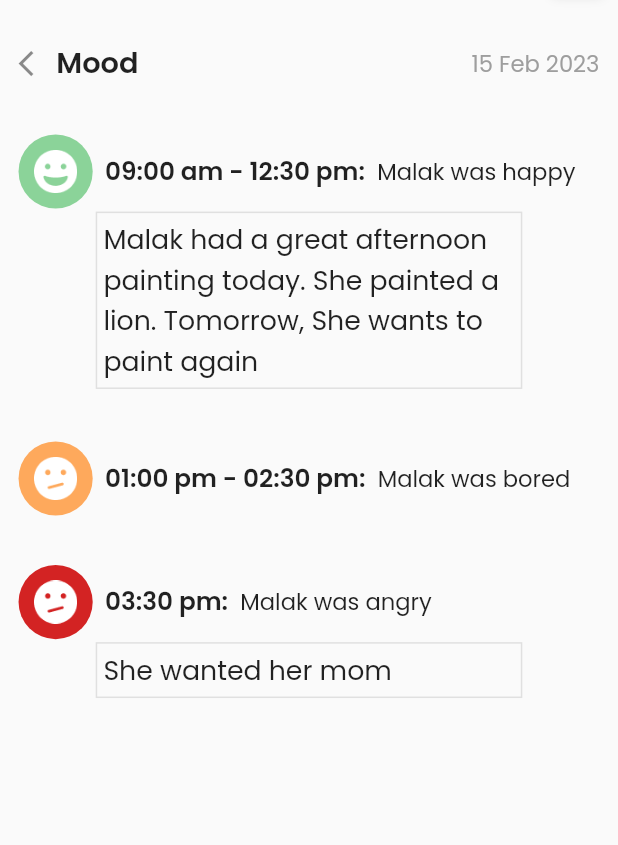
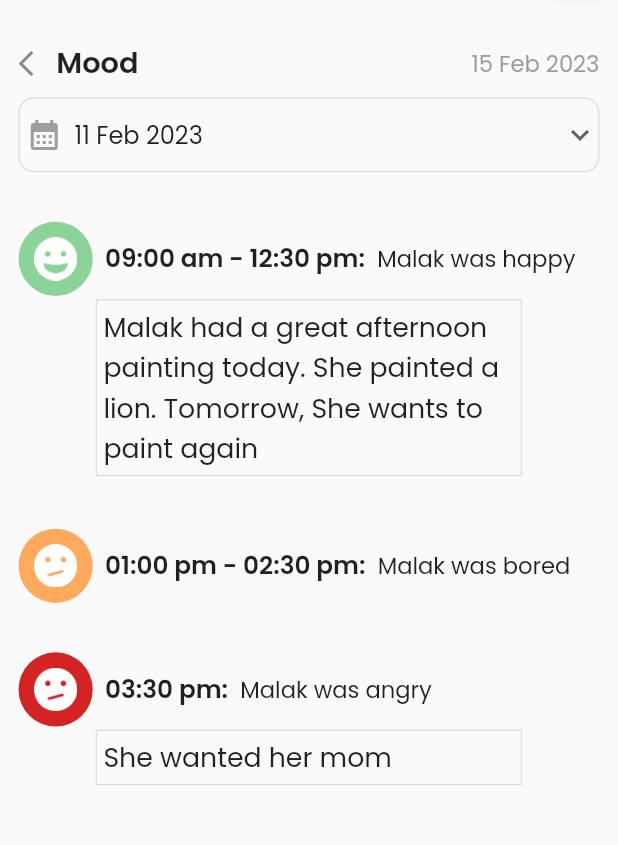
Before and after one commit to MalekYasser26/Nursery, a Flutter app: the MoodView screen opened by its route, on a phone screen of 412 x 824 dp, the part 113-958 px from its top. Run offline on Flutter 3.47's test engine with Material 2 defaults, Android fonts, the light colour scheme and no system bars; our stand-ins replace bloc, dotted_border, flutter_bloc, flutter_svg, google_fonts, google_nav_bar and 2 more.

Commit message:
Bug Fixes

```diff
--- a/lib/constants/constants.dart
+++ b/lib/constants/constants.dart
@@ -1,4 +1,6 @@
+import 'package:flutter/material.dart';
 import 'package:flutter/widgets.dart';
+import 'package:flutter_svg/svg.dart';
 
 import '../core/utils/assets.dart';
 
@@ -81,7 +83,8 @@ List<String> napDate = [
   "13 Feb 2023",
   "14 Feb 2023",
   "15 Feb 2023",
-];List<String> napTXT = [
+];
+List<String> napTXT = [
   " Malak had a nap from 11:00 am to 11:30 am",
   " Malak had a nap from 02:00 pm to 03:30 am",
   " Malak had a nap from 04:00 pm to 04:15 pm",
@@ -92,4 +95,35 @@ List<String> napTime = [
 "2:00 pm:",
 "4:00 pm:",
 ];
+List<String> moodDate = [
+  "11 Feb 2023",
+  "12 Feb 2023",
+  "13 Feb 2023",
+  "14 Feb 2023",
+  "15 Feb 2023",
+];
+class SvgIcon extends StatelessWidget {
+  final String svgString;
+  final double size;
+  final Color color;
+
+  const SvgIcon({
+    required this.svgString,
+    this.size = 24,
+    this.color = Colors.black,
+  });
+
+  @override
+  Widget build(BuildContext context) {
+    return SvgPicture.string(
+      svgString,
+      width: size,
+      height: size,
+      color: color,
+    );
+  }
+}
 const KPrimaryColor = Color(0xff225C8B);
+class MyCustomIcons {
+  static const IconData myIcon = IconData(0xe318, fontFamily: 'MyCustomFont');
+}
--- a/lib/features/onboarding_screen/presentation/views/activities_View/activities_components/mood_view.dart
+++ b/lib/features/onboarding_screen/presentation/views/activities_View/activities_components/mood_view.dart
@@ -7,9 +7,17 @@ import 'package:sizer/sizer.dart';
 import '../../../../../../constants/constants.dart';
 import '../../../../../../core/utils/assets.dart';
 
-class MoodView extends StatelessWidget {
+class MoodView extends StatefulWidget {
   const MoodView({Key? key}) : super(key: key);
   static const String routeName="MoodView";
+
+  @override
+  State<MoodView> createState() => _MoodViewState();
+}
+
+class _MoodViewState extends State<MoodView> {
+  String dropdownValue3 = moodDate.first;
+
   @override
   Widget build(BuildContext context) {
     return  Scaffold(
@@ -69,6 +77,38 @@ class MoodView extends StatelessWidget {
 
                 ],
               ),
+              SizedBox(height: 1.h,),
+              Container(
+                decoration: BoxDecoration(
+                    borderRadius: BorderRadius.circular(10),
+                    border: Border.all(color: Colors.grey.shade300)
+                ),
+                child: DropdownButtonHideUnderline(
+                  child: DropdownButton(
+                    icon: Icon(Icons.keyboard_arrow_down),
+                    isExpanded: true,
+                    alignment: Alignment.center,
+                    value: dropdownValue3,
+                    items: moodDate.map<DropdownMenuItem<String>>((String value) {
+                      return DropdownMenuItem<String>(
+                        value: value,
+                        child: Row(
+                          children: [
+                            SizedBox(width : 1.w),
+                            Icon(Icons.calendar_month,color: Colors.grey),
+                            SizedBox(width: 2.w,),
+                            Text(value,style: GoogleFonts.poppins(),),
+                          ],
+                        ),
+                      );
+                    }).toList(),
+                    onChanged: (value) {
+                      setState(() {
+                        dropdownValue3 = value!;
+                      });
+                    }, ),
+                ),
+              ),
               MoodItem(action:" Malak was happy" ,time:"09:00 am - 12:30 pm:" ,
                     color:AppColors.lightgreenCol ,img:AssetsData.happy ,),
               Padding(
--- a/lib/features/onboarding_screen/presentation/views/activities_View/activities_components/nap_view.dart
+++ b/lib/features/onboarding_screen/presentation/views/activities_View/activities_components/nap_view.dart
@@ -85,6 +85,7 @@ class _NapViewState extends State<NapView> {
                 ),
                 child: DropdownButtonHideUnderline(
                   child: DropdownButton(
+                    icon: Icon(Icons.keyboard_arrow_down),
                     isExpanded: true,
                     alignment: Alignment.center,
                     value: dropdownValue2,
--- a/lib/main.dart
+++ b/lib/main.dart
@@ -44,6 +44,7 @@ class MyApp extends StatelessWidget {
                 DiaperView.routeName :(ctx)=>const DiaperView(),
                 QuizView.routeName :(ctx)=>const QuizView(),
               },
+
             ),
           );
         }
--- a/lib/views/Widgets/ExtendedWidget.dart
+++ b/lib/views/Widgets/ExtendedWidget.dart
@@ -63,7 +63,8 @@ class _ExtendedWidgetState extends State<ExtendedWidget> {
                 ],
               ),
             ),
-            BasicTextFF(fftext: "Time he will take him",suffix: Icons.arrow_drop_down),
+            BasicTextFF(fftext: "Time he will take him",suffix:(Icons.keyboard_arrow_down),
+      ),
             Divider(thickness: 2),
             Row(
               children: [
--- a/lib/views/Widgets/MoodItem.dart
+++ b/lib/views/Widgets/MoodItem.dart
@@ -1,6 +1,9 @@
 import 'package:flutter/material.dart';
+import 'package:flutter_svg/svg.dart';
 import 'package:google_fonts/google_fonts.dart';
 import 'package:sizer/sizer.dart';
+
+import '../../constants/constants.dart';
 
 class MoodItem extends StatelessWidget {
    MoodItem({Key? key,required this.img,required this.color,required this.time,required this.action}) : super(key: key);
--- a/lib/views/screens/ConfirmScreen.dart
+++ b/lib/views/screens/ConfirmScreen.dart
@@ -16,7 +16,6 @@ class ConfirmScreen extends StatelessWidget {
       backgroundColor: Colors.white,
       body: Stack(
         children: [
-
           Column(
             crossAxisAlignment: CrossAxisAlignment.center,
             children: [
--- a/lib/views/screens/HomeScreen/HomeScreen.dart
+++ b/lib/views/screens/HomeScreen/HomeScreen.dart
@@ -146,7 +146,7 @@ class HomeScreen extends StatelessWidget {
                          shrinkWrap: true,
                          itemBuilder: (context, index) {
                            return Padding(
-                             padding: const EdgeInsets.all(8.0),
+                             padding:  EdgeInsets.all(1.h),
                              child: RequestWidgets(index: index),
                            );
                          },
--- a/lib/views/screens/LoginScreen/LoginScreen.dart
+++ b/lib/views/screens/LoginScreen/LoginScreen.dart
@@ -18,6 +18,7 @@ class _LoginScreenState extends State<LoginScreen> {
   @override
   Widget build(BuildContext context) {
     return Scaffold(
+      resizeToAvoidBottomInset: false,
       backgroundColor: Colors.white,
       appBar: AppBar(
         elevation: 0,
--- a/pubspec.yaml
+++ b/pubspec.yaml
@@ -42,6 +42,7 @@ dependencies:
   dotted_border: ^2.0.0+3
   smooth_page_indicator: ^1.1.0
   intl: ^0.18.1
+  flutter_svg: ^2.0.5
 
 dev_dependencies:
   flutter_test:
```
Also changed, not shown: lib/cubit/bottom_nav_bar_cubit.dart (+5 -2 lines), lib/views/screens/HomeScreen/RequestsScreens/EarlyLeaveScreen/EarlyLeaveScreen.dart (+17 -13 lines), pubspec.lock.
